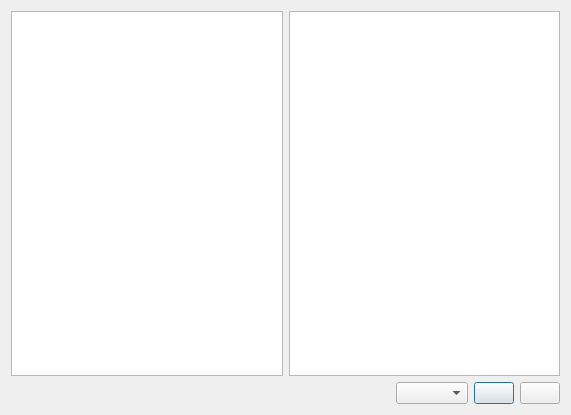
Above: Learn_Words_App_0_0_1/setword.ui from Sautenko-Andrey/learn_words_app before the change. Below: the same form after it.
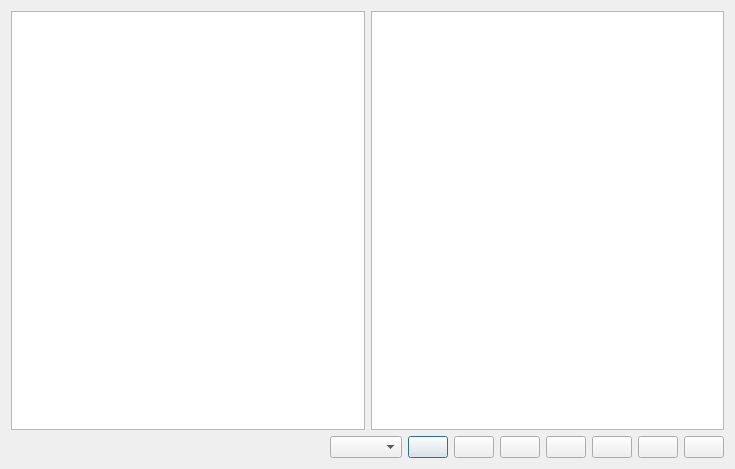
That is the form after the change.

The edit to the form file:
```diff
--- a/Learn_Words_App_0_0_1/setword.ui
+++ b/Learn_Words_App_0_0_1/setword.ui
@@ -6,8 +6,8 @@
    <rect>
     <x>0</x>
     <y>0</y>
-    <width>571</width>
-    <height>415</height>
+    <width>735</width>
+    <height>469</height>
    </rect>
   </property>
   <property name="windowTitle">
@@ -77,6 +77,41 @@
          </property>
         </widget>
        </item>
+       <item>
+        <widget class="QPushButton" name="fontUpButton">
+         <property name="text">
+          <string/>
+         </property>
+        </widget>
+       </item>
+       <item>
+        <widget class="QPushButton" name="fontDownButton">
+         <property name="text">
+          <string/>
+         </property>
+        </widget>
+       </item>
+       <item>
+        <widget class="QPushButton" name="clearAllButton">
+         <property name="text">
+          <string/>
+         </property>
+        </widget>
+       </item>
+       <item>
+        <widget class="QPushButton" name="clearLeftButton">
+         <property name="text">
+          <string/>
+         </property>
+        </widget>
+       </item>
+       <item>
+        <widget class="QPushButton" name="clearRightButton">
+         <property name="text">
+          <string/>
+         </property>
+        </widget>
+       </item>
       </layout>
      </item>
     </layout>
```
